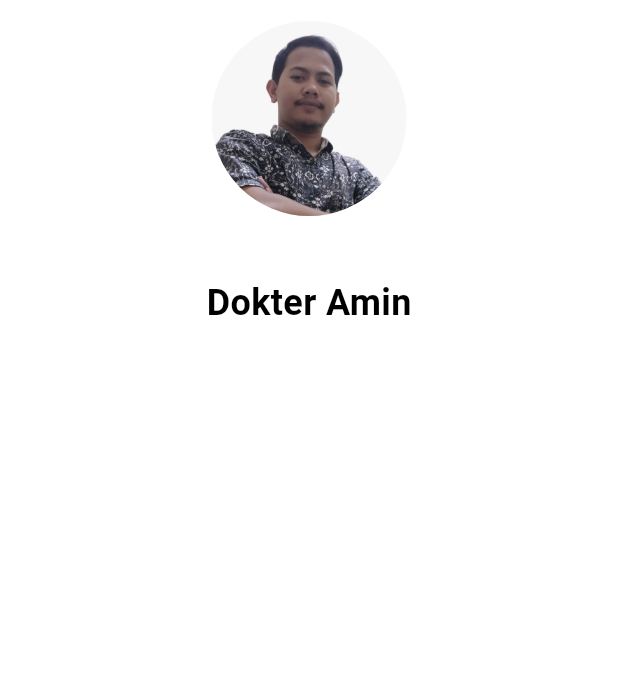
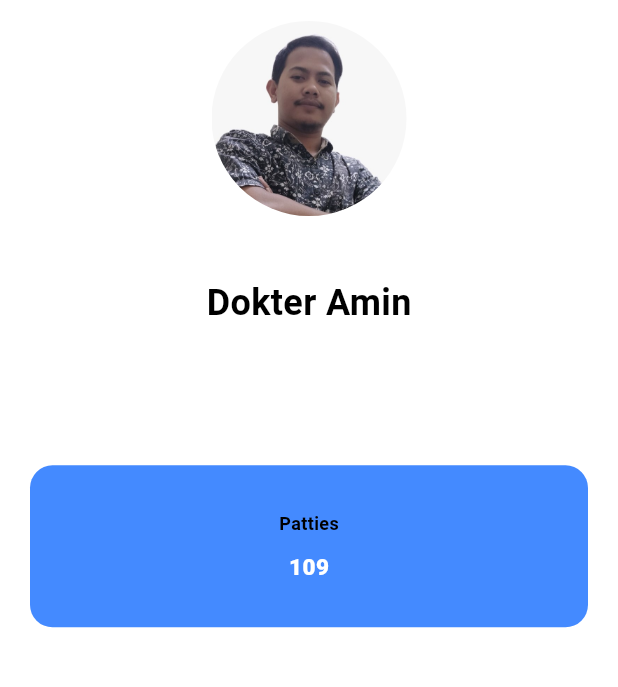
Before and after one commit to rizky04/appointment, a Flutter app: the DoctorDetail screen opened by its route, on a phone screen of 412 x 824 dp, the part 69-756 px from its top. Run offline on Flutter 3.47's test engine with Material 3 defaults, Android fonts, the phone set to English and light mode, and no system bars; our stand-ins replace font_awesome_flutter.

Commit message:
doctor info

```diff
--- a/lib/screens/doctor_detail.dart
+++ b/lib/screens/doctor_detail.dart
@@ -30,9 +30,10 @@ class _DoctorDetailState extends State<DoctorDetail> {
               icon: FaIcon(isFav ? Icons.favorite_rounded : Icons.favorite_outline, color: Colors.red,))
         ],
       ),
-      body: SafeArea(child: Column(
-        children: <Widget>[
-          AboutDoctor(),
+      body:  SafeArea(
+        child:  Column(
+        children:  <Widget>[
+          AboutDoctor(), DetailBody(),
         ],
       )),
     );
@@ -65,8 +66,8 @@ class AboutDoctor extends StatelessWidget {
           ),
           Config.spaceSmall,
           SizedBox(
-            width: Config.widthSize * 0.75,
-            child: const Text(
+
+            child: Text(
               'Universitas Trunojyo madura Pendidikan Informatika 2013',
               style: TextStyle(
                color: Colors.white,
@@ -89,7 +90,16 @@ class DetailBody extends StatelessWidget {
   @override
   Widget build(BuildContext context) {
     Config().init(context);
-    return const Placeholder();
+    return Container(
+      padding: const EdgeInsets.all(20),
+      margin: const EdgeInsets.only(bottom: 30),
+      child: const Column(crossAxisAlignment: CrossAxisAlignment.stretch,
+      children: const <Widget>[
+        Config.spaceSmall,
+        DoctorInfo(),
+      ],
+      ),
+    );
   }
 }
 
@@ -113,7 +123,7 @@ class DoctorInfo extends StatelessWidget {
             vertical: 30,
             horizontal: 15,
           ),
-          child: Column(
+          child: const Column(
             children: const <Widget>[
               Text('Patties', style: TextStyle(
                 color: Colors.black,
@@ -135,7 +145,6 @@ class DoctorInfo extends StatelessWidget {
         ))
       ],
     );
-
   }
 }
 
```
